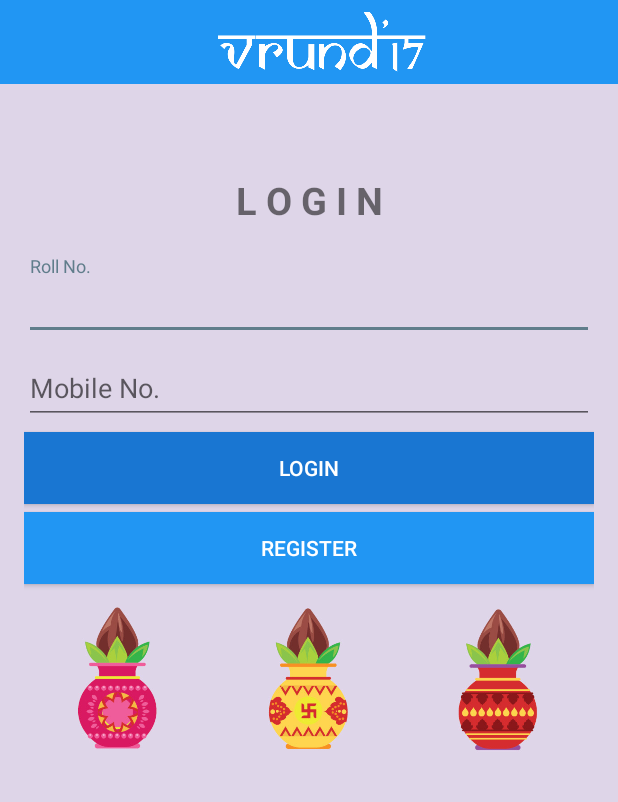
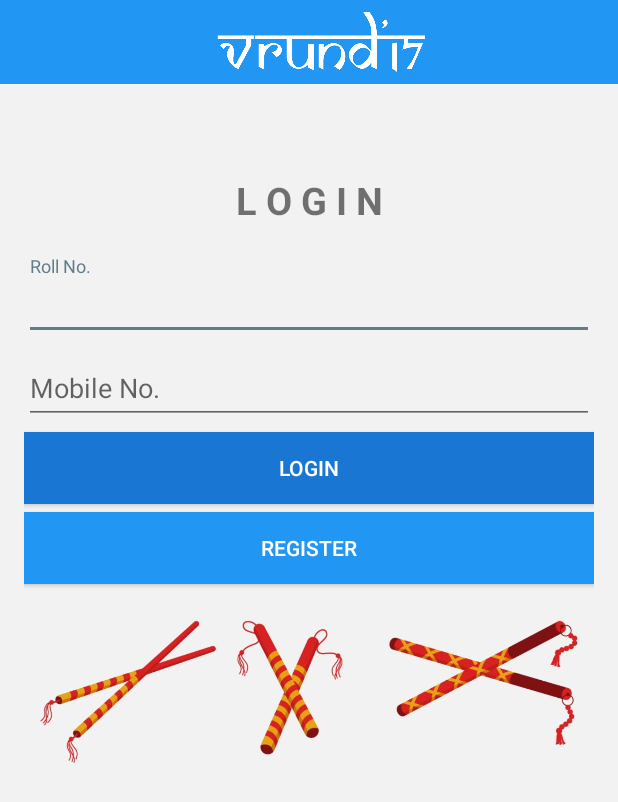
Before and after one commit to yasheth/Vrund, an Android app: the screen it shows after launch (Login), on a phone screen of 412 x 824 dp. Shown: the top 802 px of the screen. Run offline under Robolectric (Android 15) with nearby library versions, the phone set to English and light mode, and no system bars.

Commit message:
UI changes Login & Profile

```diff
--- a/app/src/main/res/layout/activity_login.xml
+++ b/app/src/main/res/layout/activity_login.xml
@@ -2,7 +2,7 @@
     xmlns:tools="http://schemas.android.com/tools"
     android:layout_width="match_parent"
     android:layout_height="match_parent"
-    android:background="#ded5e8"
+    android:background="#F2F2F2"
     android:orientation="vertical"
     tools:context="charusat.vrund.Login">
 
@@ -89,32 +89,13 @@
                 android:text="REGISTER"
                 android:textColor="@color/textColorPrimary" />
 
-            <LinearLayout
+            <ImageView
                 android:layout_width="match_parent"
-                android:layout_height="0dp"
-                android:layout_marginTop="15dp"
-                android:layout_weight="3"
-                android:gravity="bottom|end"
-                android:orientation="horizontal">
+                android:layout_height="100dp"
+                android:layout_marginTop="20dp"
+                android:src="@drawable/dandiya" />
 
-                <ImageView
-                    android:layout_width="match_parent"
-                    android:layout_height="100dp"
-                    android:layout_weight="1"
-                    android:src="@drawable/k9" />
 
-                <ImageView
-                    android:layout_width="match_parent"
-                    android:layout_height="100dp"
-                    android:layout_weight="1"
-                    android:src="@drawable/k3" />
-
-                <ImageView
-                    android:layout_width="match_parent"
-                    android:layout_height="100dp"
-                    android:layout_weight="1"
-                    android:src="@drawable/k8" />
-            </LinearLayout>
         </LinearLayout>
     </android.support.v4.widget.NestedScrollView>
 </LinearLayout>
```
Also changed, not shown: app/src/main/java/charusat/vrund/MainActivity_Organiser.java (+28 -0 lines), app/src/main/res/layout/fragment_profile.xml (+11 -7 lines), app/src/main/res/drawable/dandiya.jpg (added), app/src/main/res/drawable/vrundtext.png.
